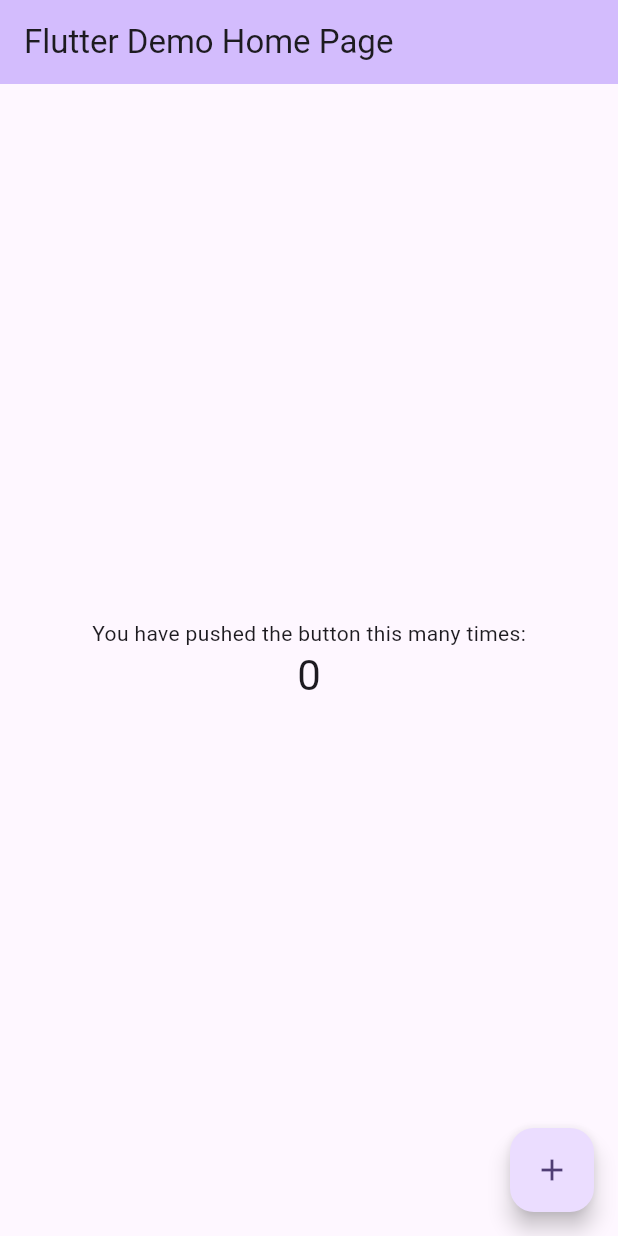
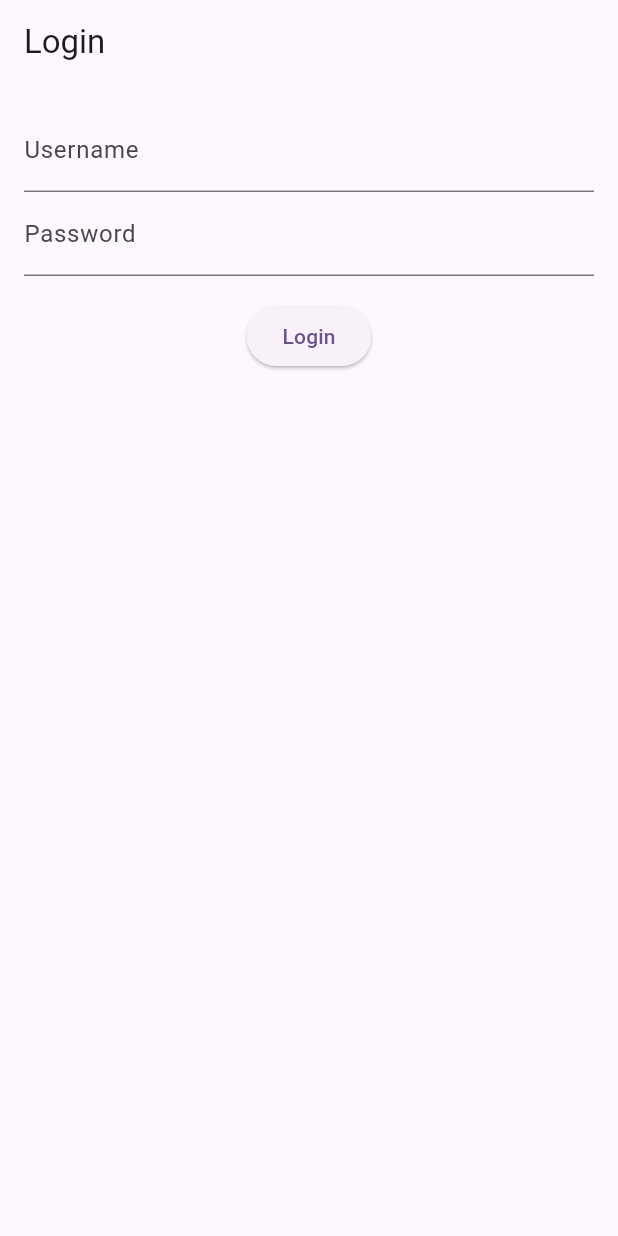
Before and after one commit to ziesazies/mini-to-do-app, a Flutter app: the screen it shows after launch, on a phone screen of 412 x 824 dp. Run offline on Flutter 3.47's test engine with Material 3 defaults, Android fonts, the phone set to English and light mode, and no system bars; our stand-ins replace flutter_bloc, shared_preferences.

Commit message:
feat: added simple login page

```diff
--- a/lib/main.dart
+++ b/lib/main.dart
@@ -1,11 +1,18 @@
 import 'package:flutter/material.dart';
+import 'package:mini_to_do_app/presentation/pages/login_page.dart';
+import 'package:mini_to_do_app/presentation/pages/todo_list_page.dart';
+import 'package:shared_preferences/shared_preferences.dart';
 
-void main() {
-  runApp(const MyApp());
+void main() async {
+  WidgetsFlutterBinding.ensureInitialized();
+  final prefs = await SharedPreferences.getInstance();
+  final isLoggedIn = prefs.getBool('is_logged_in') ?? false;
+  runApp(MyApp(isLoggedIn: isLoggedIn));
 }
 
 class MyApp extends StatelessWidget {
-  const MyApp({super.key});
+  final bool isLoggedIn;
+  const MyApp({super.key, required this.isLoggedIn});
 
   // This widget is the root of your application.
   @override
@@ -13,110 +20,13 @@ class MyApp extends StatelessWidget {
     return MaterialApp(
       title: 'Flutter Demo',
       theme: ThemeData(
-        // This is the theme of your application.
-        //
-        // TRY THIS: Try running your application with "flutter run". You'll see
-        // the application has a purple toolbar. Then, without quitting the app,
-        // try changing the seedColor in the colorScheme below to Colors.green
-        // and then invoke "hot reload" (save your changes or press the "hot
-        // reload" button in a Flutter-supported IDE, or press "r" if you used
-        // the command line to start the app).
-        //
-        // Notice that the counter didn't reset back to zero; the application
-        // state is not lost during the reload. To reset the state, use hot
-        // restart instead.
-        //
-        // This works for code too, not just values: Most code changes can be
-        // tested with just a hot reload.
         colorScheme: ColorScheme.fromSeed(seedColor: Colors.deepPurple),
       ),
-      home: const MyHomePage(title: 'Flutter Demo Home Page'),
+      home: isLoggedIn ? TodoListPage() : LoginPage(),
+      routes: {
+        '/login': (context) => LoginPage(),
+        '/todoList': (context) => const TodoListPage(),
+      },
     );
   }
 }
-
-class MyHomePage extends StatefulWidget {
-  const MyHomePage({super.key, required this.title});
-
-  // This widget is the home page of your application. It is stateful, meaning
-  // that it has a State object (defined below) that contains fields that affect
-  // how it looks.
-
-  // This class is the configuration for the state. It holds the values (in this
-  // case the title) provided by the parent (in this case the App widget) and
-  // used by the build method of the State. Fields in a Widget subclass are
-  // always marked "final".
-
-  final String title;
-
-  @override
-  State<MyHomePage> createState() => _MyHomePageState();
-}
-
-class _MyHomePageState extends State<MyHomePage> {
-  int _counter = 0;
-
-  void _incrementCounter() {
-    setState(() {
-      // This call to setState tells the Flutter framework that something has
-      // changed in this State, which causes it to rerun the build method below
-      // so that the display can reflect the updated values. If we changed
-      // _counter without calling setState(), then the build method would not be
-      // called again, and so nothing would appear to happen.
-      _counter++;
-    });
-  }
-
-  @override
-  Widget build(BuildContext context) {
-    // This method is rerun every time setState is called, for instance as done
-    // by the _incrementCounter method above.
-    //
-    // The Flutter framework has been optimized to make rerunning build methods
-    // fast, so that you can just rebuild anything that needs updating rather
-    // than having to individually change instances of widgets.
-    return Scaffold(
-      appBar: AppBar(
-        // TRY THIS: Try changing the color here to a specific color (to
-        // Colors.amber, perhaps?) and trigger a hot reload to see the AppBar
-        // change color while the other colors stay the same.
-        backgroundColor: Theme.of(context).colorScheme.inversePrimary,
-        // Here we take the value from the MyHomePage object that was created by
-        // the App.build method, and use it to set our appbar title.
-        title: Text(widget.title),
-      ),
-      body: Center(
-        // Center is a layout widget. It takes a single child and positions it
-        // in the middle of the parent.
-        child: Column(
-          // Column is also a layout widget. It takes a list of children and
-          // arranges them vertically. By default, it sizes itself to fit its
-          // children horizontally, and tries to be as tall as its parent.
-          //
-          // Column has various properties to control how it sizes itself and
-          // how it positions its children. Here we use mainAxisAlignment to
-          // center the children vertically; the main axis here is the vertical
-          // axis because Columns are vertical (the cross axis would be
-          // horizontal).
-          //
-          // TRY THIS: Invoke "debug painting" (choose the "Toggle Debug Paint"
-          // action in the IDE, or press "p" in the console), to see the
-          // wireframe for each widget.
-          mainAxisAlignment: MainAxisAlignment.center,
-          children: <Widget>[
-            const Text('You have pushed the button this many times:'),
-            Text(
-              '$_counter',
-              style: Theme.of(context).textTheme.headlineMedium,
-            ),
-          ],
-        ),
-      ),
-      floatingActionButton: FloatingActionButton(
-        onPressed: _incrementCounter,
-        tooltip: 'Increment',
-        child: const Icon(Icons.add),
-      ), // This trailing comma makes auto-formatting nicer for build methods.
-    );
-  }
-}
--- /dev/null
+++ b/lib/presentation/blocs/login/login_bloc.dart
@@ -0,0 +1,27 @@
+import 'package:flutter_bloc/flutter_bloc.dart';
+import 'package:mini_to_do_app/presentation/blocs/login/login_event.dart';
+import 'package:mini_to_do_app/presentation/blocs/login/login_state.dart';
+import 'package:shared_preferences/shared_preferences.dart';
+
+class LoginBloc extends Bloc<LoginEvent, LoginState> {
+  LoginBloc() : super(LoginInitial()) {
+    on<LoginSubmitted>(_onLoginSubmitted);
+  }
+
+  Future<void> _onLoginSubmitted(
+    LoginSubmitted event,
+    Emitter<LoginState> emit,
+  ) async {
+    emit(LoginLoading());
+
+    // Simulasi login hardcoded
+    await Future.delayed(Duration(seconds: 1));
+    if (event.username == "admin" && event.password == "admin") {
+      final prefs = await SharedPreferences.getInstance();
+      // await prefs.setBool("is_logged_in", true);
+      emit(LoginSuccess());
+    } else {
+      emit(LoginFailure("Invalid username and password"));
+    }
+  }
+}
--- /dev/null
+++ b/lib/presentation/blocs/login/login_event.dart
@@ -0,0 +1,8 @@
+abstract class LoginEvent {}
+
+class LoginSubmitted extends LoginEvent {
+  final String username;
+  final String password;
+
+  LoginSubmitted({required this.username, required this.password});
+}
--- /dev/null
+++ b/lib/presentation/blocs/login/login_state.dart
@@ -0,0 +1,12 @@
+abstract class LoginState {}
+
+class LoginInitial extends LoginState {}
+
+class LoginLoading extends LoginState {}
+
+class LoginSuccess extends LoginState {}
+
+class LoginFailure extends LoginState {
+  final String message;
+  LoginFailure(this.message);
+}
--- /dev/null
+++ b/lib/presentation/pages/login_page.dart
@@ -0,0 +1,64 @@
+import 'package:flutter/material.dart';
+import 'package:flutter_bloc/flutter_bloc.dart';
+import 'package:mini_to_do_app/presentation/blocs/login/login_bloc.dart';
+import 'package:mini_to_do_app/presentation/blocs/login/login_event.dart';
+import 'package:mini_to_do_app/presentation/blocs/login/login_state.dart';
+
+class LoginPage extends StatelessWidget {
+  final TextEditingController _usernameController = TextEditingController();
+  final TextEditingController _passwordController = TextEditingController();
+
+  @override
+  Widget build(BuildContext context) {
+    return BlocProvider(
+      create: (_) => LoginBloc(),
+      child: Scaffold(
+        appBar: AppBar(title: Text("Login")),
+        body: BlocConsumer<LoginBloc, LoginState>(
+          listener: (context, state) {
+            if (state is LoginSuccess) {
+              Navigator.pushReplacementNamed(context, '/todoList');
+            } else if (state is LoginFailure) {
+              ScaffoldMessenger.of(
+                context,
+              ).showSnackBar(SnackBar(content: Text(state.message)));
+            }
+          },
+          builder: (context, state) {
+            return Padding(
+              padding: EdgeInsets.all(16),
+              child: Column(
+                children: [
+                  TextField(
+                    controller: _usernameController,
+                    decoration: InputDecoration(labelText: "Username"),
+                  ),
+                  TextField(
+                    controller: _passwordController,
+                    decoration: InputDecoration(labelText: "Password"),
+                    obscureText: true,
+                  ),
+                  SizedBox(height: 16),
+                  ElevatedButton(
+                    onPressed: () {
+                      context.read<LoginBloc>().add(
+                        LoginSubmitted(
+                          username: _usernameController.text,
+                          password: _passwordController.text,
+                        ),
+                      );
+                    },
+                    child:
+                        state is LoginLoading
+                            ? CircularProgressIndicator()
+                            : Text("Login"),
+                  ),
+                ],
+              ),
+            );
+          },
+        ),
+      ),
+    );
+  }
+}
--- a/pubspec.yaml
+++ b/pubspec.yaml
@@ -34,6 +34,8 @@ dependencies:
   # The following adds the Cupertino Icons font to your application.
   # Use with the CupertinoIcons class for iOS style icons.
   cupertino_icons: ^1.0.8
+  shared_preferences: ^2.5.3
+  flutter_bloc: ^9.1.0
 
 dev_dependencies:
   flutter_test:
```
Also changed, not shown: lib/presentation/pages/todo_list_page.dart (added, +10 -0 lines), lib/core/constants/app_strings.dart (added), lib/data/datasources/local_storage.dart (added), lib/domain/entities/user.dart (added), lib/domain/repositories/auth_repository.dart (added), lib/presentation/widgets/custom_input_field.dart (added), lib/routes/app_router.dart (added), pubspec.lock, 10 other files.
